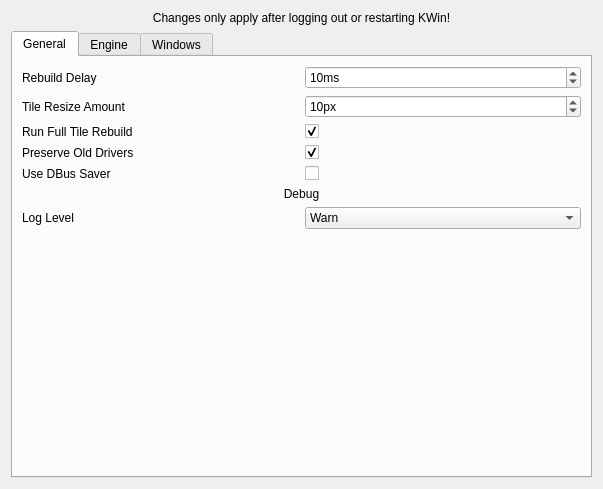
zeroxoneafour/polonium, file res/config.ui: the form before one commit.
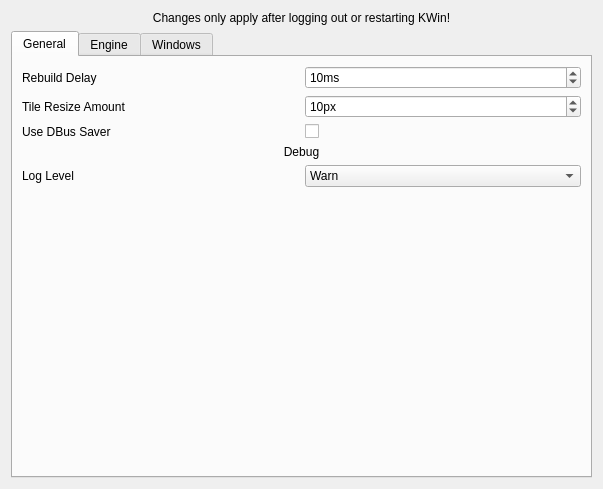
The form after the commit.

Commit message: update tile building and setting saving

```diff
--- a/res/config.ui
+++ b/res/config.ui
@@ -36,14 +36,24 @@
          <string>General</string>
         </attribute>
         <layout class="QGridLayout" name="gridLayout_10">
-         <item row="3" column="3">
-          <widget class="QCheckBox" name="kcfg_PreserveOldDrivers">
+         <item row="5" column="2" colspan="2">
+          <spacer name="generalSpacer">
+           <property name="orientation">
+            <enum>Qt::Orientation::Vertical</enum>
+           </property>
+           <property name="sizeHint" stdset="0">
+            <size>
+             <width>20</width>
+             <height>40</height>
+            </size>
+           </property>
+          </spacer>
+         </item>
+         <item row="2" column="3">
+          <widget class="QCheckBox" name="kcfg_UseDBusSaver">
            <property name="text">
             <string/>
            </property>
-           <property name="checked">
-            <bool>true</bool>
-           </property>
           </widget>
          </item>
          <item row="0" column="2">
@@ -53,17 +63,7 @@
            </property>
           </widget>
          </item>
-         <item row="2" column="2">
-          <widget class="QLabel" name="fullRebuildLabel">
-           <property name="toolTip">
-            <string>&lt;html&gt;&lt;head/&gt;&lt;body&gt;&lt;p&gt;Increases lag but ensures tiles in groups of 3 or more are properly sized.&lt;/p&gt;&lt;/body&gt;&lt;/html&gt;</string>
-           </property>
-           <property name="text">
-            <string>Run Full Tile Rebuild</string>
-           </property>
-          </widget>
-         </item>
-         <item row="6" column="3">
+         <item row="4" column="3">
           <widget class="QComboBox" name="kcfg_LogLevel">
            <property name="currentIndex">
             <number>1</number>
@@ -90,37 +90,26 @@
            </item>
           </widget>
          </item>
-         <item row="6" column="2">
-          <widget class="QLabel" name="logLevelLabel">
+         <item row="2" column="2">
+          <widget class="QLabel" name="useDBusSaver">
            <property name="text">
-            <string>Log Level</string>
+            <string>Use DBus Saver</string>
            </property>
           </widget>
          </item>
-         <item row="2" column="3">
-          <widget class="QCheckBox" name="kcfg_FullRebuild">
-           <property name="toolTip">
-            <string>&lt;html&gt;&lt;head/&gt;&lt;body&gt;&lt;p&gt;Increases lag but ensures tiles in groups of 3 or more are properly sized.&lt;/p&gt;&lt;/body&gt;&lt;/html&gt;</string>
+         <item row="0" column="3">
+          <widget class="QSpinBox" name="kcfg_RebuildDelay">
+           <property name="suffix">
+            <string>ms</string>
            </property>
-           <property name="text">
-            <string/>
+           <property name="minimum">
+            <number>1</number>
            </property>
-           <property name="checked">
-            <bool>true</bool>
+           <property name="maximum">
+            <number>1000</number>
            </property>
-          </widget>
-         </item>
-         <item row="4" column="3">
-          <widget class="QCheckBox" name="kcfg_UseDBusSaver">
-           <property name="text">
-            <string/>
-           </property>
-          </widget>
-         </item>
-         <item row="3" column="2">
-          <widget class="QLabel" name="preserveOldDriversLabel">
-           <property name="text">
-            <string>Preserve Old Drivers</string>
+           <property name="value">
+            <number>10</number>
            </property>
           </widget>
          </item>
@@ -140,6 +129,13 @@
            </property>
           </widget>
          </item>
+         <item row="4" column="2">
+          <widget class="QLabel" name="logLevelLabel">
+           <property name="text">
+            <string>Log Level</string>
+           </property>
+          </widget>
+         </item>
          <item row="1" column="2">
           <widget class="QLabel" name="tileResizeAmountLabel">
            <property name="text">
@@ -147,30 +143,7 @@
            </property>
           </widget>
          </item>
-         <item row="4" column="2">
-          <widget class="QLabel" name="useDBusSaver">
-           <property name="text">
-            <string>Use DBus Saver</string>
-           </property>
-          </widget>
-         </item>
-         <item row="0" column="3">
-          <widget class="QSpinBox" name="kcfg_RebuildDelay">
-           <property name="suffix">
-            <string>ms</string>
-           </property>
-           <property name="minimum">
-            <number>1</number>
-           </property>
-           <property name="maximum">
-            <number>1000</number>
-           </property>
-           <property name="value">
-            <number>10</number>
-           </property>
-          </widget>
-         </item>
-         <item row="5" column="2" colspan="2">
+         <item row="3" column="2" colspan="2">
           <widget class="QLabel" name="debugTitle">
            <property name="sizePolicy">
             <sizepolicy hsizetype="Expanding" vsizetype="Fixed">
@@ -186,19 +159,6 @@
            </property>
           </widget>
          </item>
-         <item row="7" column="2" colspan="2">
-          <spacer name="generalSpacer">
-           <property name="orientation">
-            <enum>Qt::Orientation::Vertical</enum>
-           </property>
-           <property name="sizeHint" stdset="0">
-            <size>
-             <width>20</width>
-             <height>40</height>
-            </size>
-           </property>
-          </spacer>
-         </item>
         </layout>
        </widget>
        <widget class="QWidget" name="Engine">
```
The commit also changes 11 other files.
